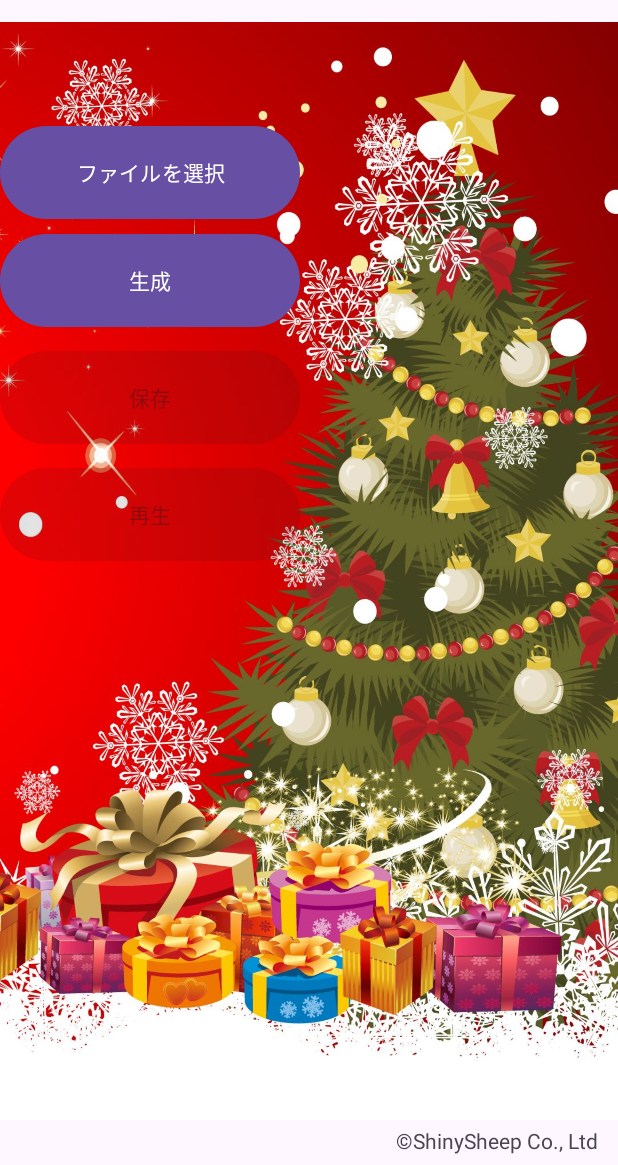
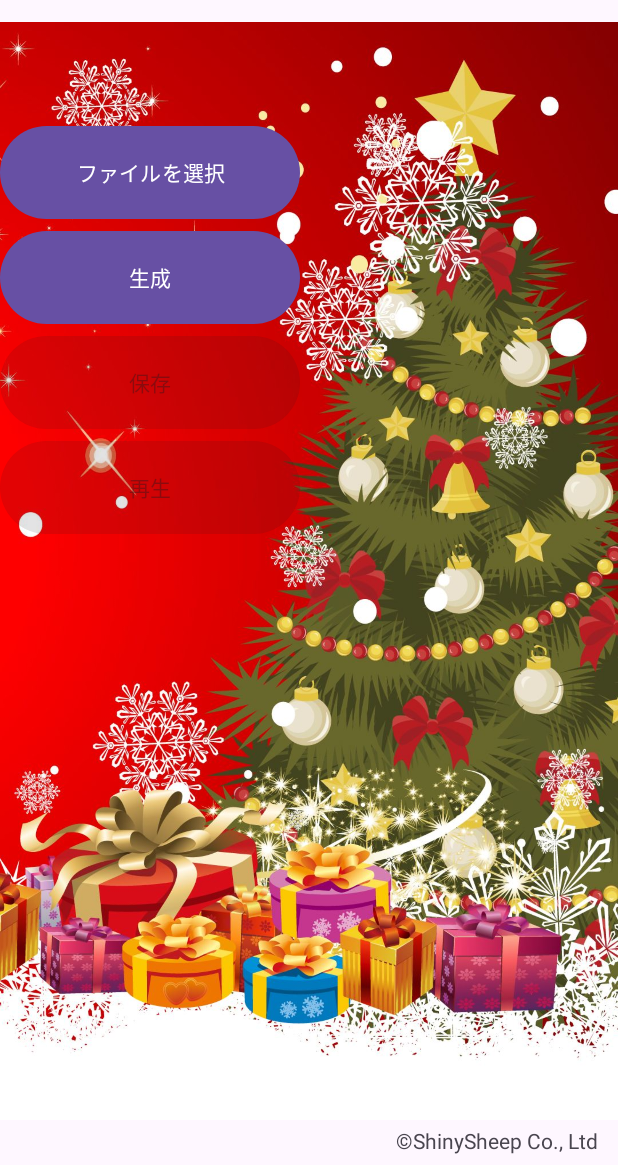
Before and after one commit to nanameki1213/Christmas_arrange, an Android app: the screen it shows after launch (MainActivity), on a phone screen of 412 x 824 dp, the part 71-1236 px from its top. Run offline under Robolectric (Android 15) with nearby library versions, the phone set to English and light mode, and no system bars.

Commit message:
保存ボタン改修版ですね。

```diff
--- a/app/src/main/res/layout/activity_main.xml
+++ b/app/src/main/res/layout/activity_main.xml
@@ -41,7 +41,6 @@
         android:id="@+id/btnPlay"
         android:layout_width="200dp"
         android:layout_height="70dp"
-        android:layout_marginTop="8dp"
         android:enabled="false"
         android:onClick="onPlayButtonClick"
         android:text="再生"
@@ -66,19 +65,17 @@
         android:id="@+id/btnGenerate"
         android:layout_width="200dp"
         android:layout_height="70dp"
-        android:layout_marginTop="152dp"
         android:onClick="onGenerateButtonClick"
         android:text="生成"
         app:layout_constraintEnd_toEndOf="parent"
         app:layout_constraintHorizontal_bias="0.0"
         app:layout_constraintStart_toStartOf="parent"
-        app:layout_constraintTop_toBottomOf="@+id/textViewTitle" />
+        app:layout_constraintTop_toBottomOf="@+id/btnSelect" />
 
     <Button
         android:id="@+id/btnSave"
         android:layout_width="200dp"
         android:layout_height="70dp"
-        android:layout_marginTop="8dp"
         android:enabled="false"
         android:onClick="onSaveButtonClick"
         android:text="保存"
```
